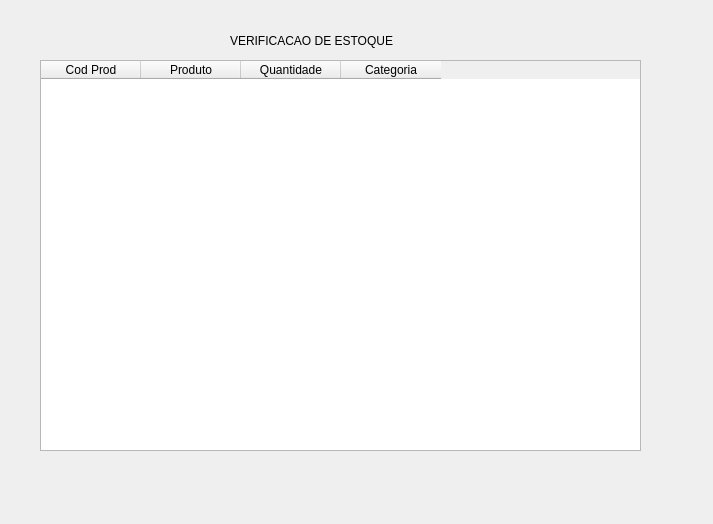
Old version of the form VERIFICARESTOQUE.ui in the repository leohpmoreira/inventoryManagement.
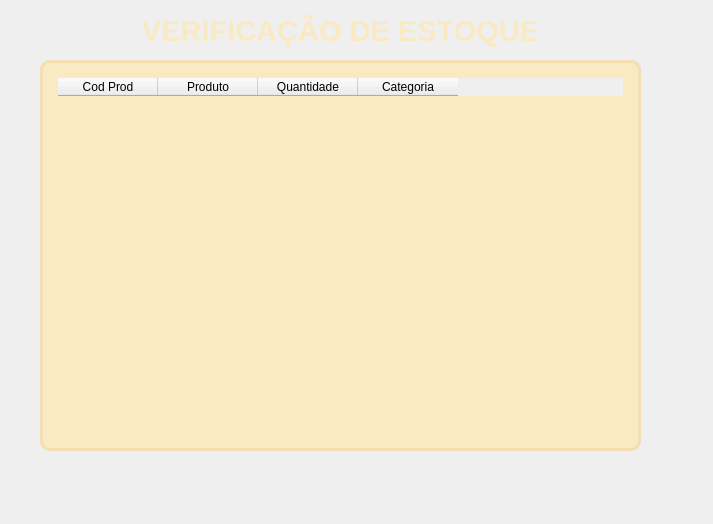
New version of the form.

```diff
--- a/VERIFICARESTOQUE.ui
+++ b/VERIFICARESTOQUE.ui
@@ -16,14 +16,28 @@
   <widget class="QLabel" name="label">
    <property name="geometry">
     <rect>
-     <x>230</x>
-     <y>20</y>
-     <width>231</width>
-     <height>41</height>
+     <x>40</x>
+     <y>0</y>
+     <width>601</width>
+     <height>61</height>
     </rect>
    </property>
+   <property name="font">
+    <font>
+     <family>Segoe UI</family>
+     <pointsize>22</pointsize>
+     <weight>75</weight>
+     <bold>true</bold>
+    </font>
+   </property>
+   <property name="styleSheet">
+    <string notr="true">color:rgb(249, 234, 195);</string>
+   </property>
    <property name="text">
-    <string>VERIFICACAO DE ESTOQUE</string>
+    <string>VERIFICAÇÃO DE ESTOQUE</string>
+   </property>
+   <property name="alignment">
+    <set>Qt::AlignCenter</set>
    </property>
   </widget>
   <widget class="QTableWidget" name="tableWidget">
@@ -35,6 +49,15 @@
      <height>391</height>
     </rect>
    </property>
+   <property name="styleSheet">
+    <string notr="true">QTableWidget {
+	border: 3px solid rgb(245, 222, 179);
+	border-radius: 10px;
+	padding: 15px;
+	background-color:rgb(249, 234, 195);
+	color: rgb(45, 45, 45);
+}</string>
+   </property>
    <column>
     <property name="text">
      <string>Cod Prod</string>
```
